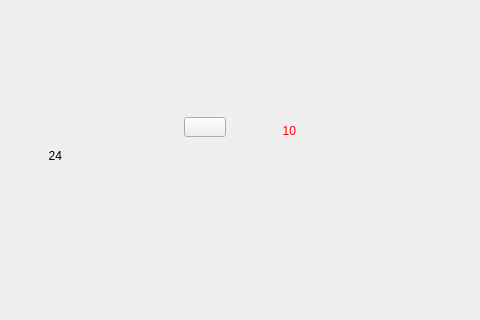
First picture: the form in Zhonglianzhongji/widget.ui, repository wushengjun85/pc, before the edit; both pictures show x 256 to 736 and y 280 to 600 of the 1024 by 600 pixel window.
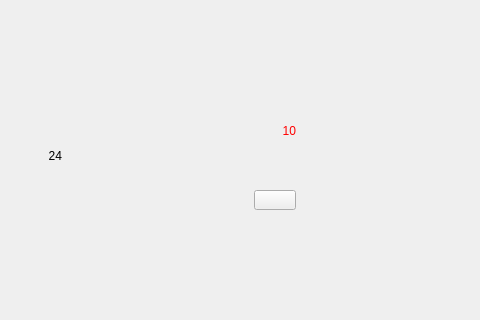
Second picture: the form after the edit. Icons and pictures are not drawn.

The edit to the form file:
```diff
--- a/Zhonglianzhongji/widget.ui
+++ b/Zhonglianzhongji/widget.ui
@@ -329,8 +329,8 @@
   <widget class="QPushButton" name="pushButton_4">
    <property name="geometry">
     <rect>
-     <x>440</x>
-     <y>397</y>
+     <x>510</x>
+     <y>470</y>
      <width>42</width>
      <height>20</height>
     </rect>
```
